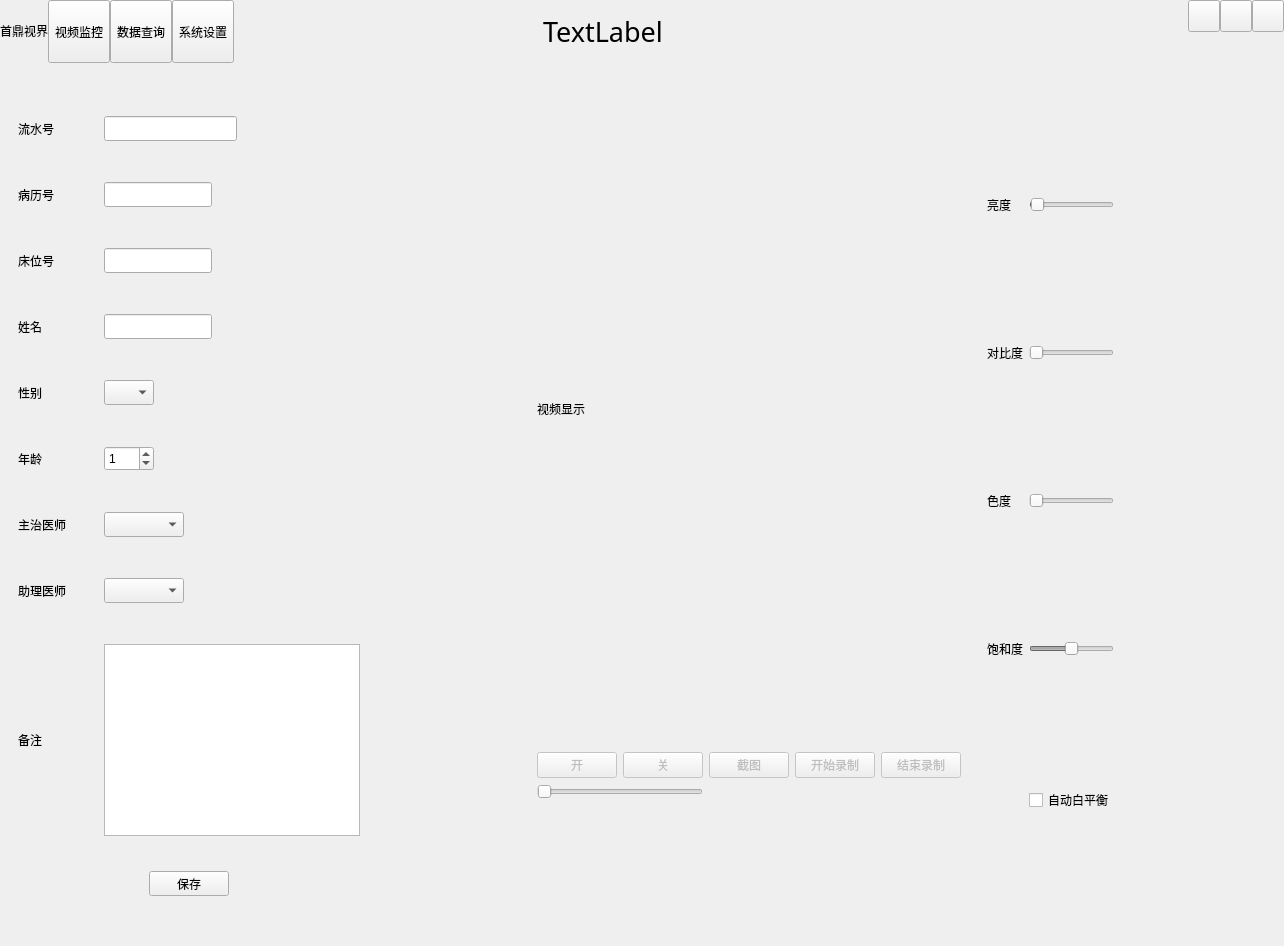
The window that demo/widget.ui (zzf597718293/demo) describes before a commit, drawn with Qt 5.
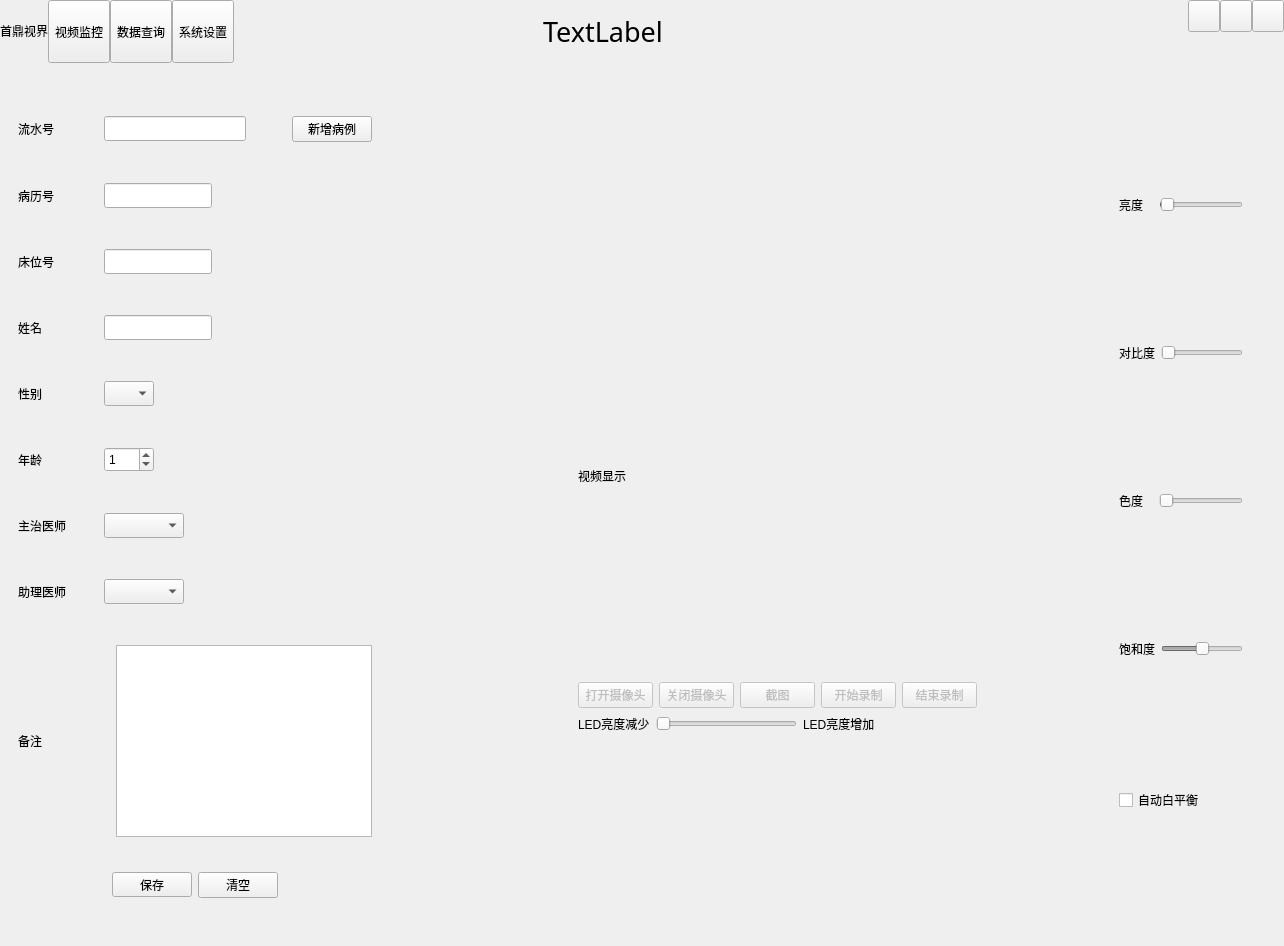
The same window after the commit. Icons and pictures are not drawn.

```diff
--- a/demo/widget.ui
+++ b/demo/widget.ui
@@ -342,9 +342,7 @@
       <property name="focusPolicy">
        <enum>Qt::NoFocus</enum>
       </property>
-      <layout class="QHBoxLayout" name="horizontalLayout_23">
-       <item>
-        <layout class="QHBoxLayout" name="horizontalLayout_22">
+      <layout class="QHBoxLayout" name="horizontalLayout_37">
          <item>
           <widget class="QWidget" name="widget" native="true">
            <property name="sizePolicy">
@@ -388,10 +386,22 @@
                 </property>
                 <property name="minimumSize">
                  <size>
-                  <width>133</width>
+                <width>0</width>
+                <height>0</height>
+               </size>
+              </property>
+              <property name="maximumSize">
+               <size>
+                <width>16777215</width>
                   <height>25</height>
                  </size>
                 </property>
+              <property name="font">
+               <font>
+                <family>3ds</family>
+                <pointsize>11</pointsize>
+               </font>
+              </property>
                </widget>
               </item>
               <item>
@@ -407,6 +417,13 @@
                 </property>
                </spacer>
               </item>
+            <item>
+             <widget class="QPushButton" name="btnAdd">
+              <property name="text">
+               <string>新增病例</string>
+              </property>
+             </widget>
+            </item>
              </layout>
             </item>
             <item>
@@ -864,6 +881,19 @@
                 </property>
                </widget>
               </item>
+            <item>
+             <widget class="QPushButton" name="btnClear">
+              <property name="minimumSize">
+               <size>
+                <width>80</width>
+                <height>25</height>
+               </size>
+              </property>
+              <property name="text">
+               <string>清空</string>
+              </property>
+             </widget>
+            </item>
               <item>
                <spacer name="horizontalSpacer_10">
                 <property name="orientation">
@@ -888,11 +918,11 @@
             <enum>Qt::Horizontal</enum>
            </property>
            <property name="sizeType">
-            <enum>QSizePolicy::Expanding</enum>
+          <enum>QSizePolicy::Preferred</enum>
            </property>
            <property name="sizeHint" stdset="0">
             <size>
-             <width>40</width>
+           <width>193</width>
              <height>20</height>
             </size>
            </property>
@@ -900,6 +930,19 @@
          </item>
          <item>
           <layout class="QVBoxLayout" name="verticalLayout_5">
+         <item>
+          <spacer name="verticalSpacer_4">
+           <property name="orientation">
+            <enum>Qt::Vertical</enum>
+           </property>
+           <property name="sizeHint" stdset="0">
+            <size>
+             <width>20</width>
+             <height>40</height>
+            </size>
+           </property>
+          </spacer>
+         </item>
            <item>
             <widget class="QLabel" name="label">
              <property name="minimumSize">
@@ -920,88 +963,145 @@
             </widget>
            </item>
            <item>
-            <layout class="QGridLayout" name="gridLayout_4">
-             <item row="0" column="1">
+          <layout class="QHBoxLayout" name="horizontalLayout_22">
+           <property name="sizeConstraint">
+            <enum>QLayout::SetDefaultConstraint</enum>
+           </property>
+           <item>
+            <widget class="QPushButton" name="btnOn">
+             <property name="enabled">
+              <bool>false</bool>
+             </property>
+             <property name="minimumSize">
+              <size>
+               <width>75</width>
+               <height>25</height>
+              </size>
+             </property>
+             <property name="maximumSize">
+              <size>
+               <width>75</width>
+               <height>16777215</height>
+              </size>
+             </property>
+             <property name="text">
+              <string>打开摄像头</string>
+             </property>
+            </widget>
+           </item>
+           <item>
               <widget class="QPushButton" name="btnOff">
                <property name="enabled">
                 <bool>false</bool>
                </property>
                <property name="minimumSize">
                 <size>
-                 <width>0</width>
+               <width>75</width>
                  <height>25</height>
                 </size>
                </property>
+             <property name="maximumSize">
+              <size>
+               <width>75</width>
+               <height>16777215</height>
+              </size>
+             </property>
                <property name="text">
-                <string>关</string>
+              <string>关闭摄像头</string>
                </property>
               </widget>
              </item>
-             <item row="0" column="2">
+           <item>
               <widget class="QPushButton" name="btnScreenshots">
                <property name="enabled">
                 <bool>false</bool>
                </property>
                <property name="minimumSize">
                 <size>
-                 <width>0</width>
+               <width>75</width>
                  <height>25</height>
                 </size>
                </property>
+             <property name="maximumSize">
+              <size>
+               <width>75</width>
+               <height>16777215</height>
+              </size>
+             </property>
                <property name="text">
                 <string>截图</string>
                </property>
               </widget>
              </item>
-             <item row="0" column="3">
+           <item>
               <widget class="QPushButton" name="btnStarRec">
                <property name="enabled">
                 <bool>false</bool>
                </property>
                <property name="minimumSize">
                 <size>
-                 <width>0</width>
+               <width>75</width>
                  <height>25</height>
                 </size>
                </property>
+             <property name="maximumSize">
+              <size>
+               <width>75</width>
+               <height>16777215</height>
+              </size>
+             </property>
                <property name="text">
                 <string>开始录制</string>
                </property>
               </widget>
              </item>
-             <item row="0" column="0">
-              <widget class="QPushButton" name="btnOn">
-               <property name="enabled">
-                <bool>false</bool>
-               </property>
-               <property name="minimumSize">
-                <size>
-                 <width>0</width>
-                 <height>25</height>
-                </size>
-               </property>
-               <property name="text">
-                <string>开</string>
-               </property>
-              </widget>
-             </item>
-             <item row="0" column="4">
+           <item>
               <widget class="QPushButton" name="btnStopRec">
                <property name="enabled">
                 <bool>false</bool>
                </property>
                <property name="minimumSize">
                 <size>
-                 <width>0</width>
+               <width>75</width>
                  <height>25</height>
                 </size>
                </property>
+             <property name="maximumSize">
+              <size>
+               <width>75</width>
+               <height>16777215</height>
+              </size>
+             </property>
                <property name="text">
                 <string>结束录制</string>
                </property>
               </widget>
              </item>
-             <item row="1" column="0" colspan="2">
+           <item>
+            <spacer name="horizontalSpacer_26">
+             <property name="orientation">
+              <enum>Qt::Horizontal</enum>
+             </property>
+             <property name="sizeHint" stdset="0">
+              <size>
+               <width>40</width>
+               <height>20</height>
+              </size>
+             </property>
+            </spacer>
+           </item>
+          </layout>
+         </item>
+         <item>
+          <layout class="QHBoxLayout" name="horizontalLayout_23">
+           <item>
+            <widget class="QLabel" name="label_6">
+             <property name="text">
+              <string>LED亮度减少</string>
+             </property>
+            </widget>
+           </item>
+           <item>
               <widget class="QSlider" name="horizontalSlider">
                <property name="enabled">
                 <bool>false</bool>
@@ -1017,8 +1117,41 @@
                </property>
               </widget>
              </item>
-            </layout>
-           </item>
+           <item>
+            <widget class="QLabel" name="label_31">
+             <property name="text">
+              <string>LED亮度增加</string>
+             </property>
+            </widget>
+           </item>
+           <item>
+            <spacer name="horizontalSpacer_25">
+             <property name="orientation">
+              <enum>Qt::Horizontal</enum>
+             </property>
+             <property name="sizeHint" stdset="0">
+              <size>
+               <width>40</width>
+               <height>20</height>
+              </size>
+             </property>
+            </spacer>
+           </item>
+          </layout>
+         </item>
+         <item>
+          <spacer name="verticalSpacer_5">
+           <property name="orientation">
+            <enum>Qt::Vertical</enum>
+           </property>
+           <property name="sizeHint" stdset="0">
+            <size>
+             <width>20</width>
+             <height>40</height>
+            </size>
+           </property>
+          </spacer>
+         </item>
           </layout>
          </item>
          <item>
@@ -1027,47 +1160,37 @@
             <enum>Qt::Horizontal</enum>
            </property>
            <property name="sizeType">
-            <enum>QSizePolicy::Fixed</enum>
+          <enum>QSizePolicy::Preferred</enum>
            </property>
            <property name="sizeHint" stdset="0">
             <size>
-             <width>20</width>
+           <width>100</width>
              <height>20</height>
             </size>
            </property>
           </spacer>
          </item>
          <item>
-          <layout class="QGridLayout" name="gridLayout_5">
-           <item row="0" column="1">
-            <widget class="QSlider" name="sliderBright">
-             <property name="enabled">
-              <bool>false</bool>
-             </property>
-             <property name="sizePolicy">
-              <sizepolicy hsizetype="Maximum" vsizetype="Fixed">
-               <horstretch>0</horstretch>
-               <verstretch>0</verstretch>
-              </sizepolicy>
-             </property>
-             <property name="maximumSize">
-              <size>
-               <width>200</width>
-               <height>16777215</height>
-              </size>
-             </property>
-             <property name="maximum">
-              <number>100</number>
-             </property>
-             <property name="value">
-              <number>2</number>
-             </property>
+        <layout class="QVBoxLayout" name="verticalLayout_8">
+         <item>
+          <spacer name="verticalSpacer_10">
              <property name="orientation">
-              <enum>Qt::Horizontal</enum>
-             </property>
-            </widget>
-           </item>
-           <item row="0" column="0">
+            <enum>Qt::Vertical</enum>
+           </property>
+           <property name="sizeType">
+            <enum>QSizePolicy::Minimum</enum>
+           </property>
+           <property name="sizeHint" stdset="0">
+            <size>
+             <width>20</width>
+             <height>10</height>
+            </size>
+           </property>
+          </spacer>
+         </item>
+         <item>
+          <layout class="QHBoxLayout" name="horizontalLayout_33">
+           <item>
             <widget class="QLabel" name="label_2">
              <property name="sizePolicy">
               <sizepolicy hsizetype="Maximum" vsizetype="Fixed">
@@ -1086,8 +1209,8 @@
              </property>
             </widget>
            </item>
-           <item row="3" column="1">
-            <widget class="QSlider" name="sliderChroma">
+           <item>
+            <widget class="QSlider" name="sliderBright">
              <property name="enabled">
               <bool>false</bool>
              </property>
@@ -1103,12 +1226,57 @@
                <height>16777215</height>
               </size>
              </property>
+             <property name="maximum">
+              <number>100</number>
+             </property>
+             <property name="value">
+              <number>2</number>
+             </property>
              <property name="orientation">
               <enum>Qt::Horizontal</enum>
              </property>
             </widget>
            </item>
-           <item row="2" column="1">
+          </layout>
+         </item>
+         <item>
+          <spacer name="verticalSpacer_9">
+           <property name="orientation">
+            <enum>Qt::Vertical</enum>
+           </property>
+           <property name="sizeType">
+            <enum>QSizePolicy::Minimum</enum>
+           </property>
+           <property name="sizeHint" stdset="0">
+            <size>
+             <width>20</width>
+             <height>10</height>
+            </size>
+           </property>
+          </spacer>
+         </item>
+         <item>
+          <layout class="QHBoxLayout" name="horizontalLayout_34">
+           <item>
+            <widget class="QLabel" name="label_3">
+             <property name="sizePolicy">
+              <sizepolicy hsizetype="Maximum" vsizetype="Fixed">
+               <horstretch>0</horstretch>
+               <verstretch>0</verstretch>
+              </sizepolicy>
+             </property>
+             <property name="maximumSize">
+              <size>
+               <width>60</width>
+               <height>16777215</height>
+              </size>
+             </property>
+             <property name="text">
+              <string>对比度</string>
+             </property>
+            </widget>
+           </item>
+           <item>
             <widget class="QSlider" name="sliderContrast">
              <property name="enabled">
               <bool>false</bool>
@@ -1133,7 +1301,27 @@
              </property>
             </widget>
            </item>
-           <item row="3" column="0">
+          </layout>
+         </item>
+         <item>
+          <spacer name="verticalSpacer_8">
+           <property name="orientation">
+            <enum>Qt::Vertical</enum>
+           </property>
+           <property name="sizeType">
+            <enum>QSizePolicy::Minimum</enum>
+           </property>
+           <property name="sizeHint" stdset="0">
+            <size>
+             <width>20</width>
+             <height>10</height>
+            </size>
+           </property>
+          </spacer>
+         </item>
+         <item>
+          <layout class="QHBoxLayout" name="horizontalLayout_35">
+           <item>
             <widget class="QLabel" name="label_4">
              <property name="sizePolicy">
               <sizepolicy hsizetype="Maximum" vsizetype="Fixed">
@@ -1152,8 +1340,50 @@
              </property>
             </widget>
            </item>
-           <item row="2" column="0">
-            <widget class="QLabel" name="label_3">
+           <item>
+            <widget class="QSlider" name="sliderChroma">
+             <property name="enabled">
+              <bool>false</bool>
+             </property>
+             <property name="sizePolicy">
+              <sizepolicy hsizetype="Maximum" vsizetype="Fixed">
+               <horstretch>0</horstretch>
+               <verstretch>0</verstretch>
+              </sizepolicy>
+             </property>
+             <property name="maximumSize">
+              <size>
+               <width>200</width>
+               <height>16777215</height>
+              </size>
+             </property>
+             <property name="orientation">
+              <enum>Qt::Horizontal</enum>
+             </property>
+            </widget>
+           </item>
+          </layout>
+         </item>
+         <item>
+          <spacer name="verticalSpacer_7">
+           <property name="orientation">
+            <enum>Qt::Vertical</enum>
+           </property>
+           <property name="sizeType">
+            <enum>QSizePolicy::Minimum</enum>
+           </property>
+           <property name="sizeHint" stdset="0">
+            <size>
+             <width>20</width>
+             <height>10</height>
+            </size>
+           </property>
+          </spacer>
+         </item>
+         <item>
+          <layout class="QHBoxLayout" name="horizontalLayout_36">
+           <item>
+            <widget class="QLabel" name="label_5">
              <property name="sizePolicy">
               <sizepolicy hsizetype="Maximum" vsizetype="Fixed">
                <horstretch>0</horstretch>
@@ -1167,11 +1397,11 @@
               </size>
              </property>
              <property name="text">
-              <string>对比度</string>
+              <string>饱和度</string>
              </property>
             </widget>
            </item>
-           <item row="5" column="1">
+           <item>
             <widget class="QSlider" name="sliderSaturation">
              <property name="enabled">
               <bool>false</bool>
@@ -1199,32 +1429,47 @@
              </property>
             </widget>
            </item>
-           <item row="5" column="0">
-            <widget class="QLabel" name="label_5">
-             <property name="sizePolicy">
-              <sizepolicy hsizetype="Maximum" vsizetype="Fixed">
-               <horstretch>0</horstretch>
-               <verstretch>0</verstretch>
-              </sizepolicy>
-             </property>
-             <property name="maximumSize">
+          </layout>
+         </item>
+         <item>
+          <spacer name="verticalSpacer_6">
+           <property name="orientation">
+            <enum>Qt::Vertical</enum>
+           </property>
+           <property name="sizeType">
+            <enum>QSizePolicy::Minimum</enum>
+           </property>
+           <property name="sizeHint" stdset="0">
               <size>
-               <width>60</width>
-               <height>16777215</height>
-              </size>
-             </property>
-             <property name="text">
-              <string>饱和度</string>
-             </property>
-            </widget>
-           </item>
-           <item row="7" column="1">
+             <width>20</width>
+             <height>10</height>
+            </size>
+           </property>
+          </spacer>
+         </item>
+         <item>
             <widget class="QCheckBox" name="CbWhiteBalance">
              <property name="text">
               <string>自动白平衡</string>
              </property>
             </widget>
            </item>
+         <item>
+          <spacer name="verticalSpacer_3">
+           <property name="orientation">
+            <enum>Qt::Vertical</enum>
+           </property>
+           <property name="sizeType">
+            <enum>QSizePolicy::Minimum</enum>
+           </property>
+           <property name="sizeHint" stdset="0">
+            <size>
+             <width>20</width>
+             <height>10</height>
+            </size>
+           </property>
+          </spacer>
+         </item>
           </layout>
          </item>
          <item>
@@ -1234,13 +1479,11 @@
            </property>
            <property name="sizeHint" stdset="0">
             <size>
-             <width>40</width>
+           <width>34</width>
              <height>20</height>
             </size>
            </property>
           </spacer>
-         </item>
-        </layout>
        </item>
       </layout>
      </widget>
```
Lines whose indentation alone changed are shown as unchanged.
